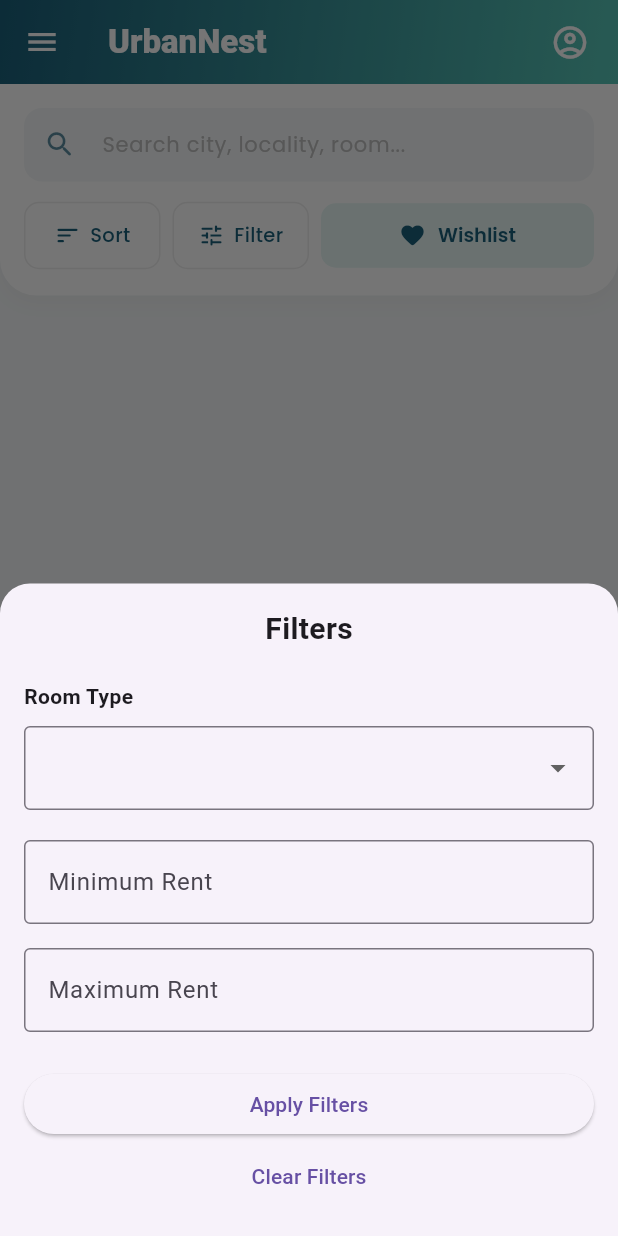
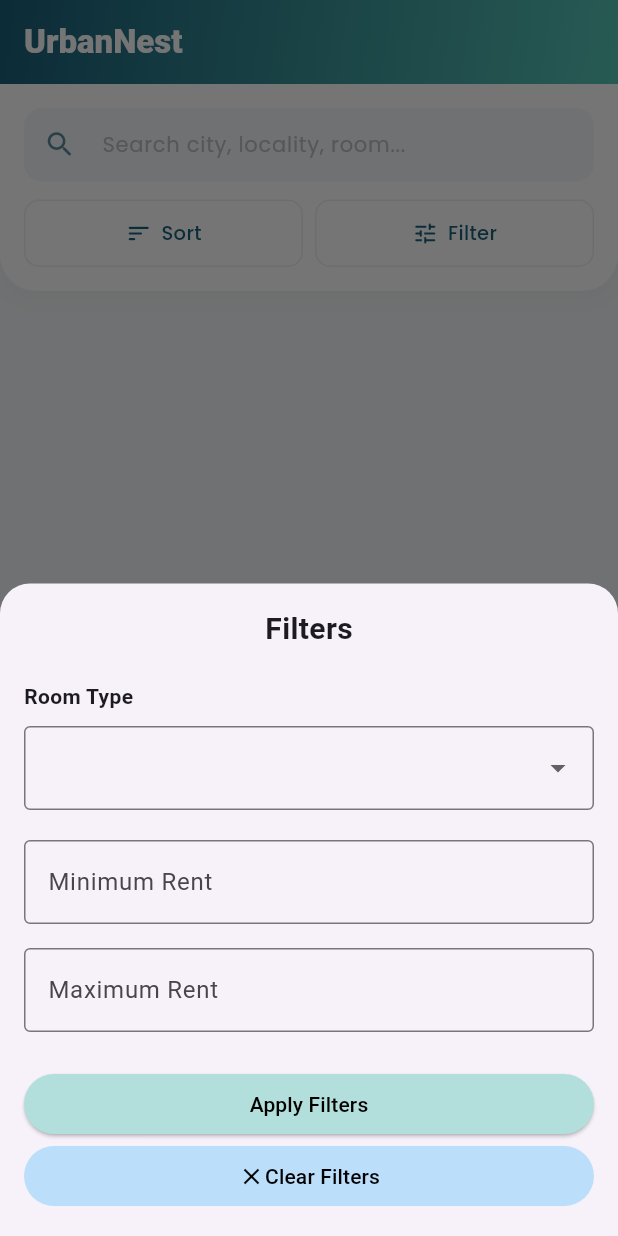
Before and after one commit to PiyushOnGit04/urbanNest-frontend, a Flutter app: the TenantHomeScreen screen opened directly, after a tap on "Filter", on a phone screen of 412 x 824 dp. Run offline on Flutter 3.47's test engine with Material 3 defaults, Android fonts, the phone set to English and light mode, and no system bars; our stand-ins replace dio, google_fonts, image_picker, shared_preferences; accounts and stored records are empty; network calls fail.

Commit message:
Added Bottom Navigation Bar

```diff
--- a/lib/screens/tenant_homescreen.dart
+++ b/lib/screens/tenant_homescreen.dart
@@ -9,6 +9,8 @@
 import 'package:google_fonts/google_fonts.dart';
 import 'package:urban_nest/service/token_service.dart';
 
+// ─── Root shell with bottom nav ───────────────────────────────────────────────
+
 class TenantHomeScreen extends StatefulWidget {
   const TenantHomeScreen({super.key});
 
@@ -17,17 +19,127 @@
 }
 
 class _TenantHomeScreenState extends State<TenantHomeScreen> {
+  int _currentIndex = 0;
+
+  // Keep pages alive when switching tabs
+  final List<Widget> _pages = const [
+    _HomeTab(),
+    WishlistScreen(),
+    ProfileScreen(),
+  ];
+
+  @override
+  Widget build(BuildContext context) {
+    return Scaffold(
+      // Each tab manages its own Scaffold/AppBar
+      body: IndexedStack(index: _currentIndex, children: _pages),
+      bottomNavigationBar: Container(
+        decoration: BoxDecoration(
+          color: Colors.white,
+          borderRadius: const BorderRadius.only(
+            topLeft: Radius.circular(24),
+            topRight: Radius.circular(24),
+          ),
+          boxShadow: [
+            BoxShadow(
+              color: const Color(0xFF1A5F7A).withOpacity(0.06),
+              blurRadius: 20,
+              offset: const Offset(0, -4),
+            ),
+          ],
+        ),
+        child: SafeArea(
+          top:
+              false, // Ensures padding only on the bottom for notch/home indicator
+          child: Padding(
+            padding: const EdgeInsets.symmetric(
+              horizontal: 12.0,
+              vertical: 8.0,
+            ),
+            child: NavigationBar(
+              elevation: 0,
+              height: 65,
+              selectedIndex: _currentIndex,
+              onDestinationSelected: (i) => setState(() => _currentIndex = i),
+              backgroundColor: Colors.transparent,
+              indicatorColor: const Color(0xFF1A5F7A).withOpacity(0.08),
+              labelBehavior: NavigationDestinationLabelBehavior.alwaysShow,
+              destinations: [
+                NavigationDestination(
+                  icon: Icon(
+                    Icons.home_outlined,
+                    color: Colors.grey.shade500,
+                    size: 24,
+                  ),
+                  selectedIcon: const Icon(
+                    Icons.home_rounded,
+                    color: Color(0xFF1A5F7A),
+                    size: 26,
+                  ),
+                  label: 'Home',
+                ),
+                NavigationDestination(
+                  icon: Icon(
+                    Icons.favorite_border_rounded,
+                    color: Colors.grey.shade500,
+                    size: 24,
+                  ),
+                  selectedIcon: const Icon(
+                    Icons.favorite_rounded,
+                    color: Color(0xFF1A5F7A),
+                    size: 26,
+                  ),
+                  label: 'Wishlist',
+                ),
+                NavigationDestination(
+                  icon: Icon(
+                    Icons.person_outline_rounded,
+                    color: Colors.grey.shade500,
+                    size: 24,
+                  ),
+                  selectedIcon: const Icon(
+                    Icons.person_rounded,
+                    color: Color(0xFF1A5F7A),
+                    size: 26,
+                  ),
+                  label: 'Profile',
+                ),
+              ],
+            ),
+          ),
+        ),
+      ),
+    );
+  }
+}
+
+// ─── Home tab (your original screen, now without the drawer/profile icon) ────
+
+class _HomeTab extends StatefulWidget {
+  const _HomeTab();
+
+  @override
+  State<_HomeTab> createState() => _HomeTabState();
+}
+
+class _HomeTabState extends State<_HomeTab> {
   final TextEditingController searchController = TextEditingController();
   final ApiService _apiService = ApiService();
   final TokenService _tokenService = TokenService();
   List<Room> rooms = [];
   bool isLoading = true;
 
-  // Cohesive brand palette
   final Color primaryColor = const Color(0xFF1A5F7A);
   final Color accentColor = const Color(0xFF57C5B6);
   final Color backgroundColor = const Color(0xFFF4F7F8);
   final Color cardColor = Colors.white;
+
+  String? search;
+  double? minRent;
+  double? maxRent;
+  String? roomType;
+  String? sortBy = "createdAt";
+  String? order = "desc";
 
   @override
   void initState() {
@@ -35,12 +147,11 @@
     loadRooms();
   }
 
-  String? search;
-  double? minRent;
-  double? maxRent;
-  String? roomType;
-  String? sortBy = "createdAt";
-  String? order = "desc";
+  @override
+  void dispose() {
+    searchController.dispose();
+    super.dispose();
+  }
 
   Future<void> loadRooms() async {
     try {
@@ -52,21 +163,15 @@
         sortBy: sortBy,
         order: order,
       );
-
       if (!mounted) return;
-
       setState(() {
         rooms = fetchedRooms;
         isLoading = false;
       });
     } catch (e) {
       debugPrint("Error loading rooms: $e");
-
       if (!mounted) return;
-
-      setState(() {
-        isLoading = false;
-      });
+      setState(() => isLoading = false);
     }
   }
 
@@ -88,7 +193,6 @@
                   style: TextStyle(fontSize: 18, fontWeight: FontWeight.bold),
                 ),
                 const SizedBox(height: 16),
-
                 ListTile(
                   leading: const Icon(Icons.currency_rupee),
                   title: const Text("Price: Low to High"),
@@ -99,7 +203,6 @@
                     await loadRooms();
                   },
                 ),
-
                 ListTile(
                   leading: const Icon(Icons.currency_rupee),
                   title: const Text("Price: High to Low"),
@@ -110,7 +213,6 @@
                     await loadRooms();
                   },
                 ),
-
                 ListTile(
                   leading: const Icon(Icons.new_releases),
                   title: const Text("Newest"),
@@ -121,7 +223,6 @@
                     await loadRooms();
                   },
                 ),
-
                 ListTile(
                   leading: const Icon(Icons.history),
                   title: const Text("Oldest"),
@@ -144,11 +245,9 @@
     final minController = TextEditingController(
       text: minRent?.toString() ?? "",
     );
-
     final maxController = TextEditingController(
       text: maxRent?.toString() ?? "",
     );
-
     String? selectedRoomType = roomType;
 
     showModalBottomSheet(
@@ -181,18 +280,14 @@
                         ),
                       ),
                     ),
-
                     const SizedBox(height: 20),
-
                     const Text(
                       "Room Type",
                       style: TextStyle(fontWeight: FontWeight.bold),
                     ),
-
                     const SizedBox(height: 10),
-
                     DropdownButtonFormField<String>(
-                      initialValue: selectedRoomType,
+                      value: selectedRoomType,
                       items: ["PG", "HOSTEL", "ROOM", "FLAT"]
                           .map(
                             (e) => DropdownMenuItem(value: e, child: Text(e)),
@@ -201,15 +296,10 @@
                       decoration: const InputDecoration(
                         border: OutlineInputBorder(),
                       ),
-                      onChanged: (value) {
-                        setModalState(() {
-                          selectedRoomType = value;
-                        });
-                      },
+                      onChanged: (value) =>
+                          setModalState(() => selectedRoomType = value),
                     ),
-
                     const SizedBox(height: 20),
-
                     TextField(
                       controller: minController,
                       keyboardType: TextInputType.number,
@@ -218,9 +308,7 @@
                         border: OutlineInputBorder(),
                       ),
                     ),
-
                     const SizedBox(height: 16),
-
                     TextField(
                       controller: maxController,
                       keyboardType: TextInputType.number,
@@ -229,42 +317,55 @@
                         border: OutlineInputBorder(),
                       ),
                     ),
-
                     const SizedBox(height: 24),
-
                     SizedBox(
                       width: double.infinity,
                       child: ElevatedButton(
+                        style: ElevatedButton.styleFrom(
+                          backgroundColor: Colors.teal.shade100,
+                        ),
                         onPressed: () async {
                           roomType = selectedRoomType;
-
                           minRent = minController.text.isEmpty
                               ? null
                               : double.tryParse(minController.text);
-
                           maxRent = maxController.text.isEmpty
                               ? null
                               : double.tryParse(maxController.text);
-
                           Navigator.pop(context);
-
                           await loadRooms();
                         },
-                        child: const Text("Apply Filters"),
+                        child: const Text(
+                          "Apply Filters",
+                          style: TextStyle(color: Colors.black),
+                        ),
                       ),
                     ),
-
                     TextButton(
                       onPressed: () async {
                         roomType = null;
                         minRent = null;
                         maxRent = null;
-
                         Navigator.pop(context);
-
                         await loadRooms();
                       },
-                      child: const Center(child: Text("Clear Filters")),
+                      style: ButtonStyle(
+                        backgroundColor: WidgetStatePropertyAll<Color>(
+                          Colors.blue.shade100,
+                        ),
+                      ),
+                      child: const Center(
+                        child: Row(
+                          mainAxisAlignment: MainAxisAlignment.center,
+                          children: [
+                            Icon(Icons.close, color: Colors.black),
+                            Text(
+                              "Clear Filters",
+                              style: TextStyle(color: Colors.black),
+                            ),
+                          ],
+                        ),
+                      ),
                     ),
                   ],
                 ),
@@ -276,12 +377,6 @@
     );
   }
 
-  @override
-  void dispose() {
-    searchController.dispose();
-    super.dispose();
-  }
-
   void _navigateToDetails(Room room) {
     Navigator.push(
       context,
@@ -289,49 +384,25 @@
     );
   }
 
+  void _logout() async {
+    await _tokenService.clearToken();
+    if (!context.mounted) return;
+    Navigator.pushAndRemoveUntil(
+      context,
+      MaterialPageRoute(builder: (_) => const LoginScreen()),
+      (route) => false,
+    );
+  }
+
   @override
   Widget build(BuildContext context) {
     return Scaffold(
       backgroundColor: backgroundColor,
-      drawer: Drawer(
-        backgroundColor: backgroundColor,
-        child: Column(
-          children: [
-            const Spacer(),
-            const Divider(indent: 16, endIndent: 16),
-            Padding(
-              padding: const EdgeInsets.only(bottom: 24),
-              child: ListTile(
-                leading: const Icon(
-                  Icons.logout_rounded,
-                  color: Colors.redAccent,
-                ),
-                title: Text(
-                  "Logout",
-                  style: GoogleFonts.poppins(
-                    color: Colors.redAccent,
-                    fontWeight: FontWeight.w600,
-                  ),
-                ),
-                onTap: () async {
-                  await _tokenService.clearToken();
-                  if (!context.mounted) return;
-                  Navigator.pushAndRemoveUntil(
-                    context,
-                    MaterialPageRoute(builder: (_) => const LoginScreen()),
-                    (route) => false,
-                  );
-                },
-              ),
-            ),
-          ],
-        ),
-      ),
       appBar: AppBar(
         elevation: 0,
         scrolledUnderElevation: 0,
         centerTitle: false,
-        iconTheme: const IconThemeData(color: Colors.white),
+        automaticallyImplyLeading: false, // no drawer burger
         flexibleSpace: Container(
           decoration: BoxDecoration(
             gradient: LinearGradient(
@@ -349,24 +420,10 @@
             color: Colors.white,
           ),
         ),
-        actions: [
-          Padding(
-            padding: const EdgeInsets.only(right: 8.0),
-            child: IconButton(
-              onPressed: () {
-                Navigator.push(
-                  context,
-                  MaterialPageRoute(builder: (_) => const ProfileScreen()),
-                );
-              },
-              icon: const Icon(Icons.account_circle_outlined, size: 26),
-            ),
-          ),
-        ],
       ),
       body: Column(
         children: [
-          // Integrated Control Header
+          // Search + Sort/Filter controls
           Container(
             padding: const EdgeInsets.all(16),
             decoration: BoxDecoration(
@@ -385,7 +442,6 @@
             ),
             child: Column(
               children: [
-                // Modernized Search
                 Container(
                   decoration: BoxDecoration(
                     color: backgroundColor,
@@ -415,52 +471,18 @@
                   ),
                 ),
                 const SizedBox(height: 12),
-                // Action Buttons Row
                 Row(
                   children: [
                     _buildActionButton(
                       icon: Icons.sort_rounded,
                       label: "Sort",
-                      onTap: () {
-                        _showSortSheet();
-                      },
+                      onTap: _showSortSheet,
                     ),
                     const SizedBox(width: 8),
                     _buildActionButton(
                       icon: Icons.tune_rounded,
                       label: "Filter",
-                      onTap: () {
-                        _showFilterSheet();
-                      },
-                    ),
-                    const SizedBox(width: 8),
-                    Expanded(
-                      flex: 2,
-                      child: ElevatedButton.icon(
-                        icon: const Icon(Icons.favorite_rounded, size: 18),
-                        label: const Text("Wishlist"),
-                        style: ElevatedButton.styleFrom(
-                          backgroundColor: accentColor.withOpacity(0.15),
-                          foregroundColor: primaryColor,
-                          elevation: 0,
-                          padding: const EdgeInsets.symmetric(vertical: 12),
-                          shape: RoundedRectangleBorder(
-                            borderRadius: BorderRadius.circular(10),
-                          ),
-                          textStyle: GoogleFonts.poppins(
-                            fontWeight: FontWeight.w600,
-                            fontSize: 13,
-                          ),
-                        ),
-                        onPressed: () {
-                          Navigator.push(
-                            context,
-                            MaterialPageRoute(
-                              builder: (_) => const WishlistScreen(),
-                            ),
-                          );
-                        },
-                      ),
+                      onTap: _showFilterSheet,
                     ),
                   ],
                 ),
@@ -468,7 +490,7 @@
             ),
           ),
 
-          // Main Content Section
+          // Room list
           Expanded(
             child: isLoading
                 ? Center(
@@ -489,10 +511,8 @@
                 : ListView.builder(
                     itemCount: rooms.length,
                     padding: const EdgeInsets.fromLTRB(16, 20, 16, 16),
-                    itemBuilder: (context, index) {
-                      final room = rooms[index];
-                      return _buildRoomCard(room);
-                    },
+                    itemBuilder: (context, index) =>
+                        _buildRoomCard(rooms[index]),
                   ),
           ),
         ],
@@ -506,7 +526,6 @@
     required VoidCallback onTap,
   }) {
     return Expanded(
-      flex: 1,
       child: InkWell(
         onTap: onTap,
         borderRadius: BorderRadius.circular(10),
@@ -557,7 +576,6 @@
           child: Column(
             crossAxisAlignment: CrossAxisAlignment.start,
             children: [
-              // Image Stack with Visual Badge
               if (room.coverImage != null)
                 Stack(
                   children: [
@@ -635,7 +653,6 @@
                     ),
                   ],
                 ),
-              // Room Details Text Content Block
               Padding(
                 padding: const EdgeInsets.all(16),
                 child: Column(
```
